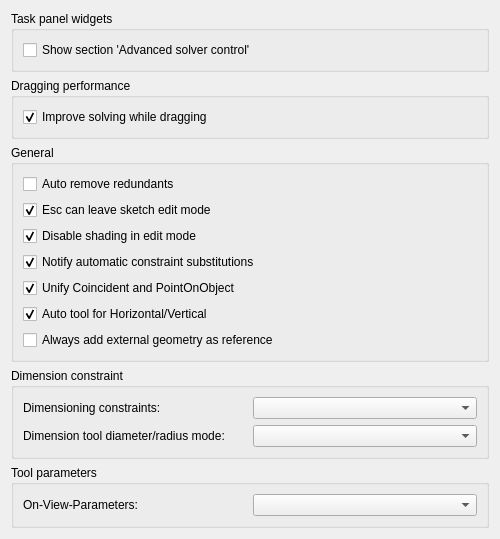
Old version of the form src/Mod/Sketcher/Gui/SketcherSettings.ui in the repository southseact-3d/fcd.
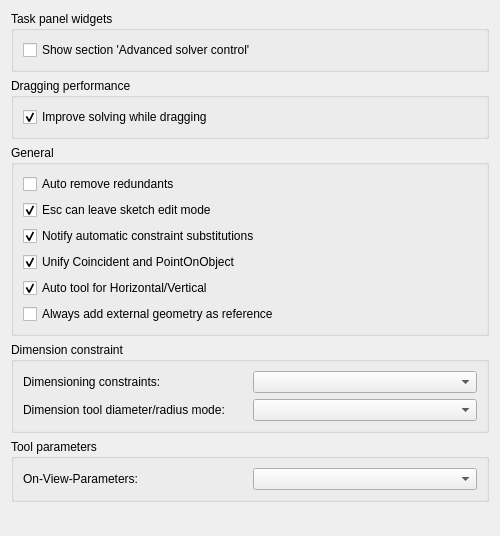
New version of the form. Custom widgets are drawn as their Qt base class.

Commit message: Remove hack around geometry visibility in active sketch. Revert #14386 and #16378

The edit to the form file:
```diff
--- a/src/Mod/Sketcher/Gui/SketcherSettings.ui
+++ b/src/Mod/Sketcher/Gui/SketcherSettings.ui
@@ -140,25 +140,6 @@
         </property>
        </widget>
       </item>
-      <item>
-       <widget class="Gui::PrefCheckBox" name="checkBoxDisableShading">
-        <property name="toolTip">
-         <string>Disables the shaded view when entering the sketch edit mode.</string>
-        </property>
-        <property name="text">
-         <string>Disable shading in edit mode</string>
-        </property>
-        <property name="checked">
-         <bool>true</bool>
-        </property>
-        <property name="prefEntry" stdset="1">
-         <cstring>DisableShadedView</cstring>
-        </property>
-        <property name="prefPath" stdset="1">
-         <cstring>Mod/Sketcher/General</cstring>
-        </property>
-       </widget>
-      </item>
       <item>
        <widget class="Gui::PrefCheckBox" name="checkBoxNotifyConstraintSubstitutions">
         <property name="toolTip">
```
The commit also changes 2 other files.
